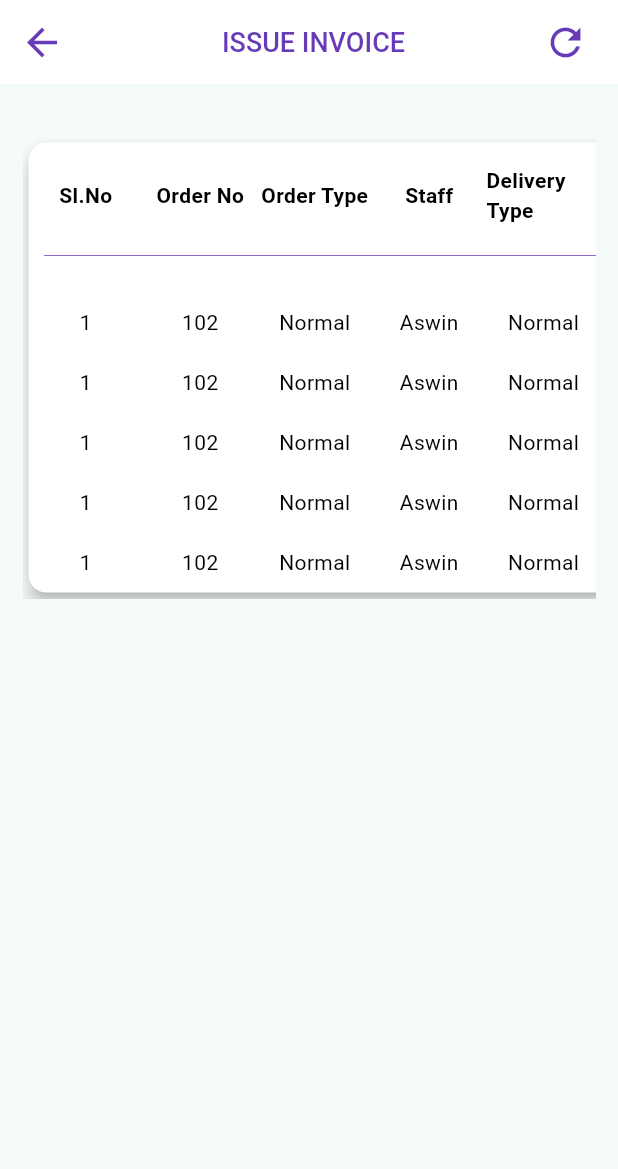
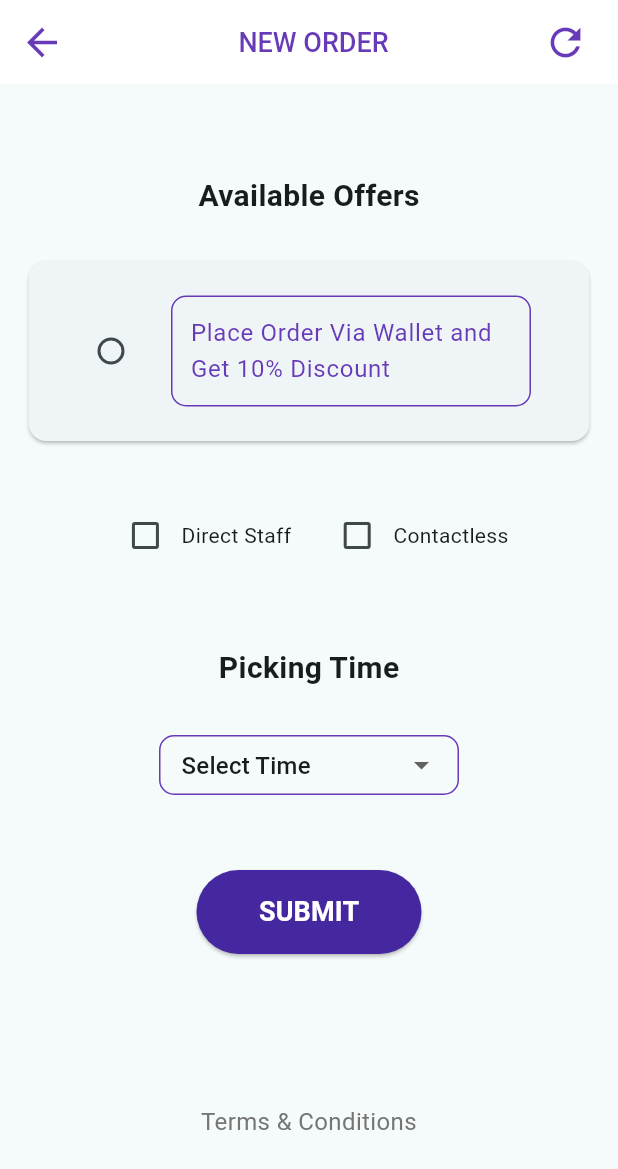
Before and after one commit to abhisheksr227/integrate3_screen, a Flutter app: the StaffServiceDashboard screen opened directly, after a tap on "New Order", on a phone screen of 412 x 824 dp. Shown: the top 1169 px of the screen. Run offline on Flutter 3.47's test engine with Material 2 defaults, Android fonts, the phone set to English and light mode, and no system bars; our stand-ins replace charts_flutter, dots_indicator, fl_chart, google_maps_flutter, pie_chart, share_plus and 1 more; missing offline and left inert: another_stepper.

Commit message:
git commit -m "second commit"

```diff
--- /dev/null
+++ b/lib/Service_Staff/ServiceNewOrder.dart
@@ -0,0 +1,208 @@
+import 'package:flutter/cupertino.dart';
+import 'package:flutter/material.dart';
+
+import 'Service_staff_dashboard_75.dart';
+
+class ServiceNewOrder extends StatefulWidget {
+  const ServiceNewOrder({Key? key}) : super(key: key);
+
+  @override
+  State<ServiceNewOrder> createState() => _ServiceNewOrderState();
+}
+
+class _ServiceNewOrderState extends State<ServiceNewOrder> {
+
+  String selectedOption = '';
+  bool expressSelected = false;
+  bool normalSelected = false;
+  String Time = 'Select Time';
+  List<String> Timerange = ['Select Time','09:00am to 11:00am','11:00am to 01:00pm','01:00pm to 03:00pm',];
+
+
+  @override
+  Widget build(BuildContext context) {
+    return Scaffold(
+      appBar: AppBar(
+        iconTheme: IconThemeData(color: Colors.deepPurple,size: 30),
+        elevation: 0,
+        backgroundColor: CupertinoColors.white,
+        title: Center(child: Text("NEW ORDER",style: TextStyle(color: Colors.deepPurple,fontSize: 18,fontWeight: FontWeight.w500))),
+        actions: [
+          Padding(
+            padding: const EdgeInsets.only(right: 20),
+            child: Icon(
+              Icons.refresh_outlined,
+              color: Colors.deepPurple,
+              size: 30,
+            ),
+          ),
+        ],
+      ),
+      body: SingleChildScrollView(
+        child: Column(
+          children: [
+            SizedBox(height: 60),
+            Center(
+              child: Text(
+                'Available Offers',
+                style: TextStyle(
+                  fontSize: 20,
+                  fontWeight: FontWeight.bold,
+                ),
+              ),
+            ),
+            SizedBox(height: 10),
+            Padding(
+              padding: const EdgeInsets.all(15.0),
+              child: Card(
+                child: Padding(
+                  padding: const EdgeInsets.all(15.0),
+                  child: ListTile(
+                    leading: Radio(
+                      activeColor: Colors.deepPurple,
+                      value: 'Normal',
+                      groupValue: selectedOption,
+                      onChanged: (value) {
+                        setState(() {
+                          selectedOption = value.toString();
+                        });
+                      },
+                    ),
+                    title: Container(
+                      decoration: BoxDecoration(
+                        border: Border.all(color: Colors.deepPurple),
+                        borderRadius: BorderRadius.circular(10),
+                      ),
+                      padding: EdgeInsets.all(12),
+                      child: Text(
+                        'Place Order Via Wallet and Get 10% Discount',
+                        style: TextStyle(
+                          fontSize: 16,
+                          color: Colors.deepPurple,
+                        ),
+                      ),
+                    ),
+                  ),
+                ),
+              ),
+            ),
+            SizedBox(height: 20),
+            Row(
+              mainAxisAlignment: MainAxisAlignment.center,
+              children: [
+                Checkbox(
+                  activeColor: Colors.deepPurple.shade200,
+                  value: normalSelected,
+                  onChanged: (value) {
+                    setState(() {
+                      normalSelected = value!;
+                    });
+                  },
+                ),
+                Text('Direct Staff'),
+                SizedBox(width: 20),
+                Checkbox(
+                  activeColor: Colors.deepPurple.shade200,
+                  value: expressSelected,
+                  onChanged: (value) {
+                    setState(() {
+                      expressSelected = value!;
+                    });
+                  },
+                ),
+                Text('Contactless'),
+              ],
+            ),
+            SizedBox(height: 50),
+            Text(
+              'Picking Time',
+              style: TextStyle(
+                fontSize: 20,
+                fontWeight: FontWeight.bold,
+              ),
+            ),
+            SizedBox(height: 30),
+            Container(
+              height: 40,
+              width: 200,
+              decoration: BoxDecoration(
+                  borderRadius: BorderRadius.circular(10),
+                  border: Border.all(color: Colors.deepPurple)),
+              child: DropdownButtonFormField(
+                  validator: (d) {
+                    if (d!.contains('Select Your Time')) {
+                      return 'Select Your Time';
+                    }
+                    return null;
+                  },
+                  decoration: InputDecoration(
+                    border: OutlineInputBorder(borderSide: BorderSide.none),
+                    contentPadding: EdgeInsets.only(),
+                    prefix: SizedBox(
+                      width: 10,
+                    ),
+                    hintText: 'Select Your TIme',
+                  ),
+                  value: Time,
+                  items: Timerange.map((e) => DropdownMenuItem(value: e,child: Text(e),)).toList(),
+                  onChanged: (v) {
+                    setState(() {
+                      Time = v!;
+                    });
+                  }),
+            ),
+            SizedBox(height: 50),
+            SizedBox(width: 150,
+              child: ElevatedButton(
+                onPressed: () {
+                  showDialog(
+                    context: context,
+                    builder: (BuildContext context) {
+                      return AlertDialog(
+                        title: Text('Order Confirmation'),
+                        content: Text('Your order has been confirmed.'),
+                        actions: [
+                          TextButton(
+                            onPressed: () {
+                              Navigator.pushAndRemoveUntil(context, MaterialPageRoute(builder: (context) => StaffServiceDashboard(),),(route) => false);
+                            },
+                            child: Text('OK'),
+                          ),
+                        ],
+                      );
+                    },
+                  );
+                },
+                child: Text(
+                  'SUBMIT',
+                  style: TextStyle(
+                    fontSize: 18,
+                    fontWeight: FontWeight.bold,
+                    color: Colors.white,
+                  ),
+                ),
+                style: ElevatedButton.styleFrom(
+                  primary: Colors.deepPurple[800],
+                  padding: EdgeInsets.symmetric(vertical: 15),
+                  shape: RoundedRectangleBorder(
+                    borderRadius: BorderRadius.circular(30),
+                  ),
+                ),
+              ),
+            ),
+
+            SizedBox(height: 100),
+            Text(
+              'Terms & Conditions',
+              style: TextStyle(
+                fontSize: 16,
+                color: Colors.grey[600],
+              ),
+              textAlign: TextAlign.center,
+            ),
+          ],
+        ),
+      ),
+    );
+  }
+}
--- a/lib/Service_Staff/Service_staff_dashboard_75.dart
+++ b/lib/Service_Staff/Service_staff_dashboard_75.dart
@@ -16,6 +16,7 @@ import 'ReadyForDelivery.dart';
 import 'Report83.dart';
 import 'Reprint_invoice.dart';
 import 'ServiceItem_Details.dart';
+import 'ServiceNewOrder.dart';
 import 'Service_login.dart';
 import 'Servicelogin77.dart';
 
@@ -529,7 +530,7 @@ class _StaffServiceDashboardState extends State<StaffServiceDashboard> {
                         Navigator.push(
                             context,
                             MaterialPageRoute(
-                              builder: (context) => IssueInvoice(),
+                              builder: (context) => ServiceNewOrder(),
                             ));
                       },
                       child: Container(
@@ -612,17 +613,17 @@ class _StaffServiceDashboardState extends State<StaffServiceDashboard> {
                child: Container(
                   height: MediaQuery.of(context).size.height / 30,
                   width: MediaQuery.of(context).size.width / 1.8,
-                  decoration: BoxDecoration(border: Border.all(color: Colors.purple),
+                  decoration: BoxDecoration(border: Border.all(color: Colors.deepPurple),
                       borderRadius: BorderRadius.circular(20)),
                   child: TextField(
                     decoration: InputDecoration(
                       contentPadding: EdgeInsets.all(10),
                       border: InputBorder.none,
-                      suffixIcon: Container(decoration: BoxDecoration(color: Colors.purpleAccent,
+                      suffixIcon: Container(decoration: BoxDecoration(color: Colors.deepPurple,
                           borderRadius: BorderRadius.only(
                               bottomRight: Radius.circular(20),
                               topRight: Radius.circular(20))),
-                          child: Icon(Icons.search)),
+                          child: Icon(Icons.search,color: Colors.white,)),
                     ),
                   ),
                 ),
```
